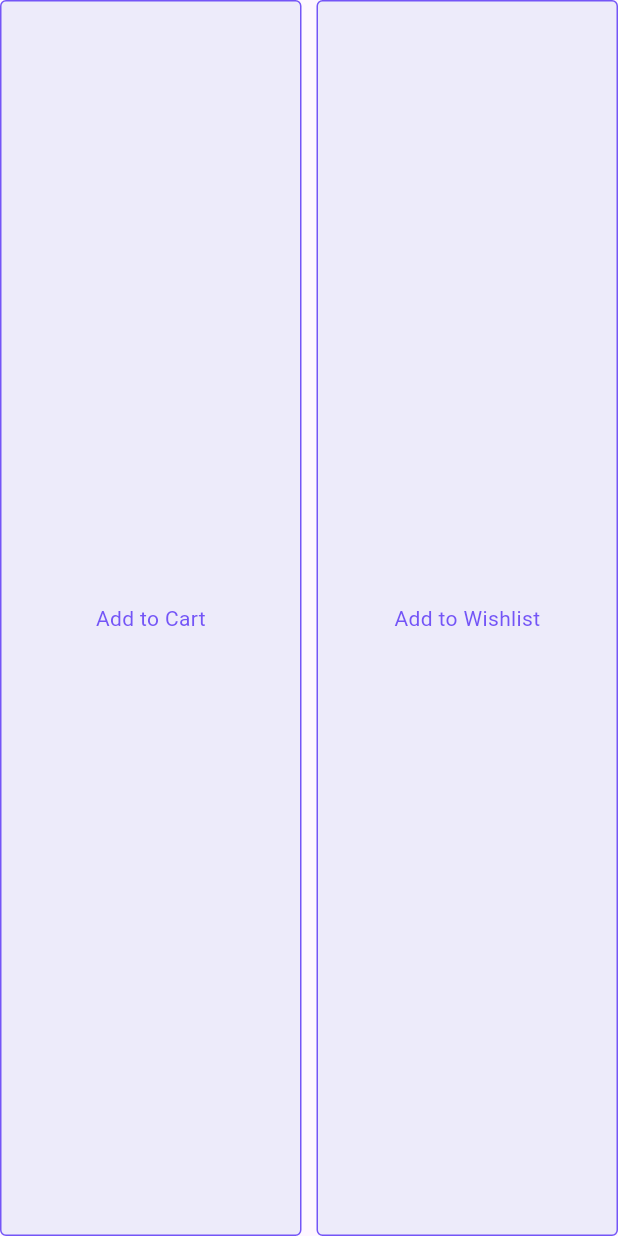
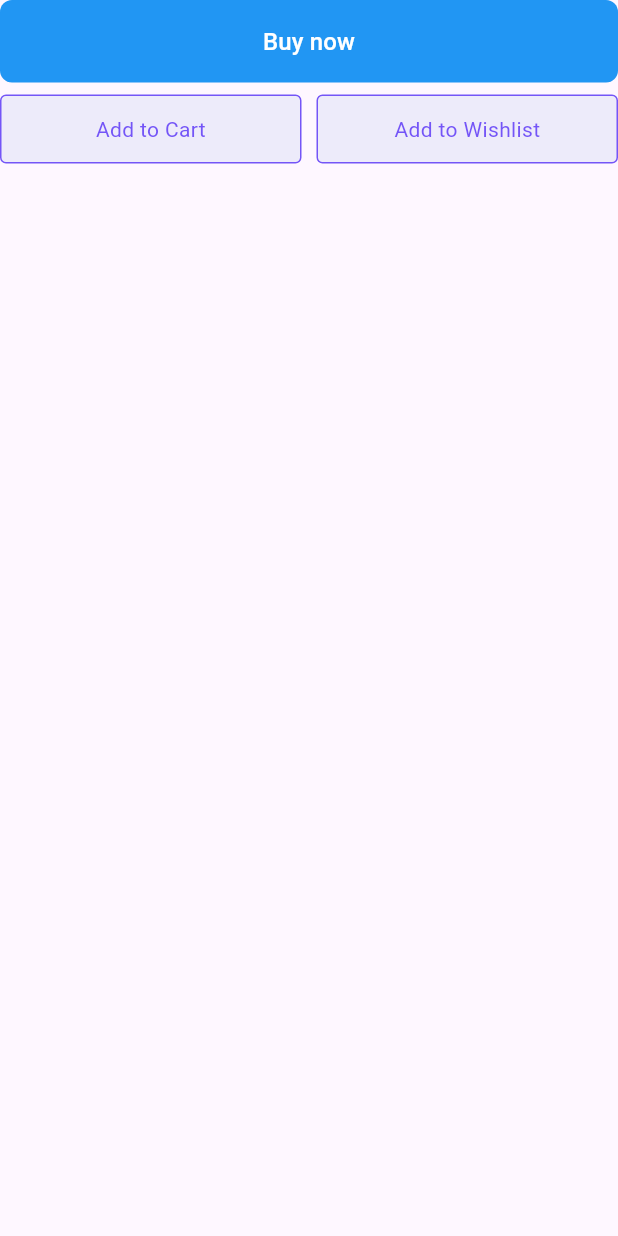
Before and after one commit to Fahaddada47/e_learning, a Flutter app: the CourseDetailsButtons widget shown alone on an empty page, opened directly, on a phone screen of 412 x 824 dp. Run offline on Flutter 3.47's test engine with Material 3 defaults, Android fonts, the phone set to English and light mode, and no system bars; our stand-ins replace get; network calls fail.

Commit message:
button fixed

```diff
--- a/lib/features/presentation/widgets/course_details_buttons.dart
+++ b/lib/features/presentation/widgets/course_details_buttons.dart
@@ -4,7 +4,35 @@ import 'package:flutter/material.dart';
 class CourseDetailsButtons extends StatelessWidget {
   @override
   Widget build(BuildContext context) {
-    return Row(
+    return Column(
+      children: [
+        Container(
+          width: double.infinity, // Full width
+          decoration: BoxDecoration(
+            borderRadius: BorderRadius.circular(8), // Circular radius
+            color: Colors.blue, // Blue color
+          ),
+          child: ElevatedButton(
+            onPressed: () {},
+            style: ElevatedButton.styleFrom(
+              primary: Colors.transparent, // Transparent background
+              elevation: 0, // No elevation
+            ),
+            child: const Padding(
+              padding: EdgeInsets.symmetric(vertical: 16),
+              child: Text(
+                'Buy now',
+                style: TextStyle(
+                  color: Colors.white, // White text color
+                  fontSize: 16,
+                ),
+              ),
+            ),
+          ),
+        ),
+        const SizedBox(height: 8,),
+
+        Row(
           mainAxisAlignment: MainAxisAlignment.spaceEvenly,
           children: [
             Expanded(
@@ -57,6 +85,8 @@ class CourseDetailsButtons extends StatelessWidget {
               ),
             ),
           ],
+        ),
+      ],
     );
   }
 }
```
Also changed, not shown: 1 other file. Lines whose indentation alone changed are shown as unchanged.
